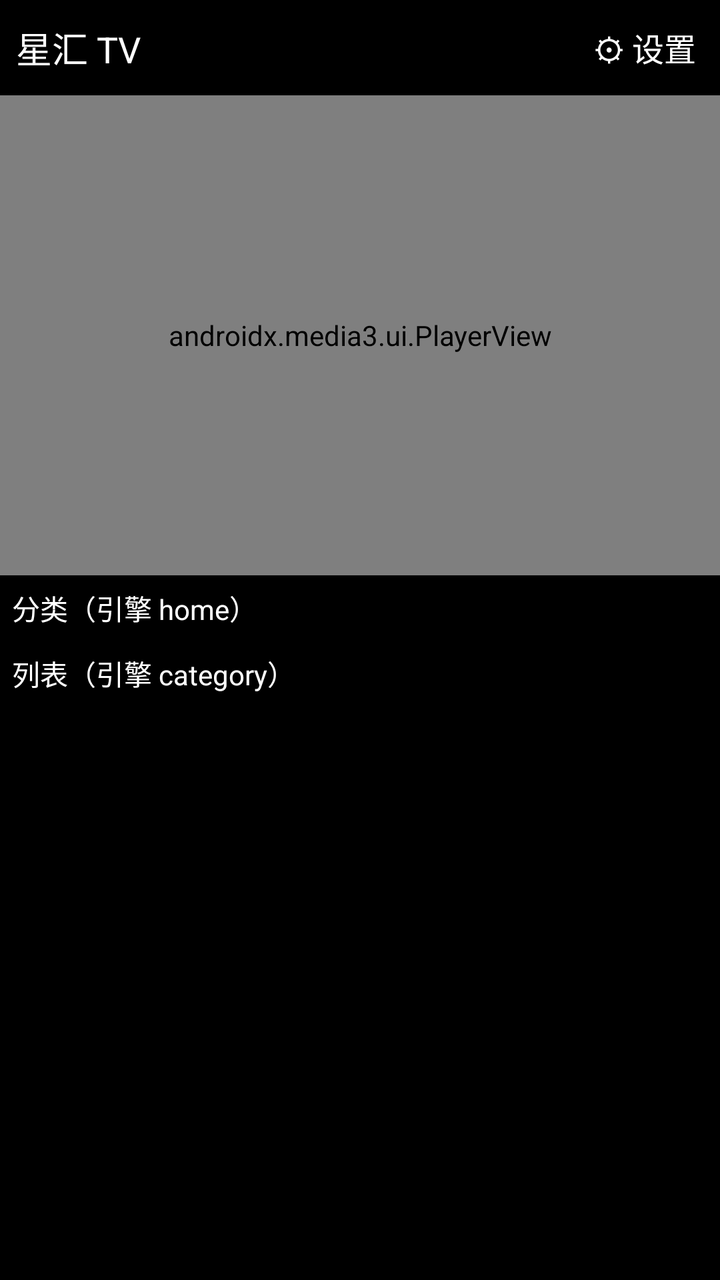
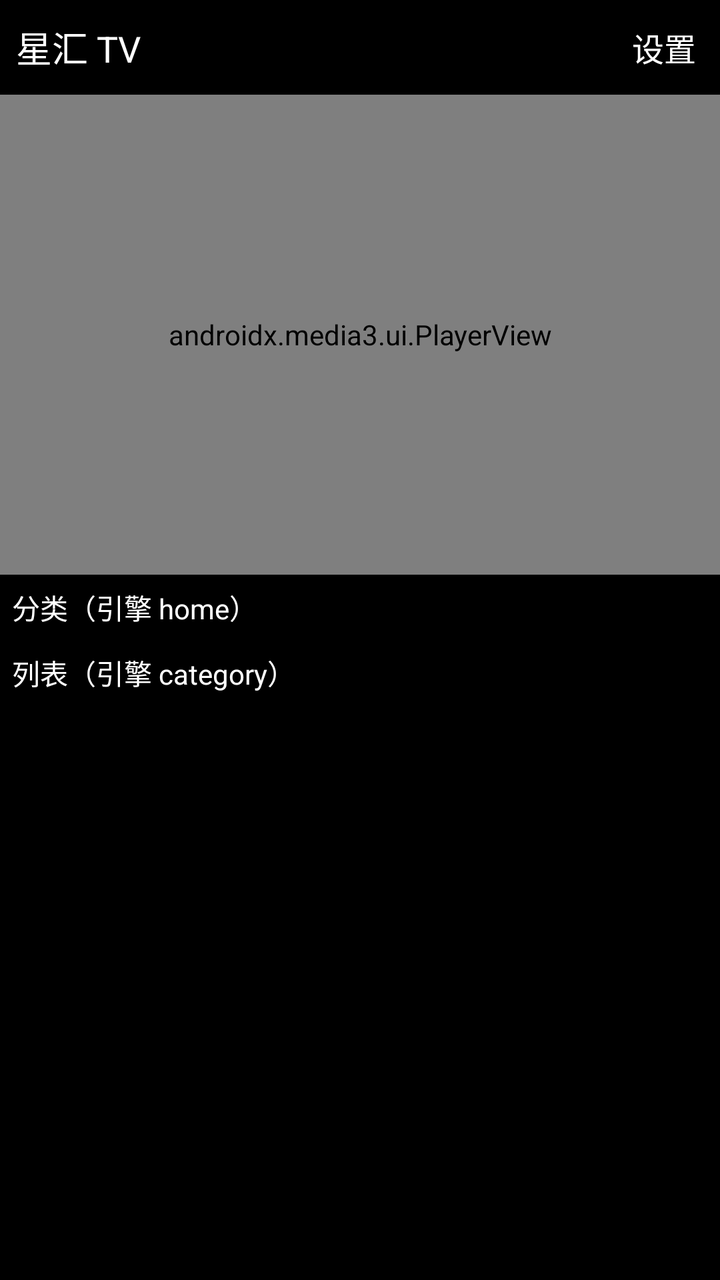

The first picture is an Android layout as it rendered before a commit; the second is the same layout after the commit. The layout source and the unified diff follow.
<!-- AndroidManifest.xml: application theme Theme.TVBox -->
<!-- res/layout/activity_main.xml -->
<?xml version="1.0" encoding="utf-8"?>
<LinearLayout xmlns:android="http://schemas.android.com/apk/res/android"
    android:layout_width="match_parent"
    android:layout_height="match_parent"
    android:orientation="vertical"
    android:background="@android:color/black">

    <LinearLayout
        android:layout_width="match_parent"
        android:layout_height="wrap_content"
        android:orientation="horizontal"
        android:gravity="center_vertical">

        <TextView
            android:id="@+id/title"
            android:layout_width="0dp"
            android:layout_height="wrap_content"
            android:layout_weight="1"
            android:padding="8dp"
            android:textColor="@android:color/white"
            android:textSize="18sp"
            android:text="@string/app_name" />

        <TextView
            android:id="@+id/btnSettings"
            android:layout_width="wrap_content"
            android:layout_height="wrap_content"
            android:padding="12dp"
            android:textColor="@android:color/white"
            android:textSize="16sp"
            android:focusable="true"
            android:clickable="true"
            android:background="@android:color/transparent"
            android:text="⚙ 设置" />

    </LinearLayout>

    <androidx.media3.ui.PlayerView
        android:id="@+id/player"
        android:layout_width="match_parent"
        android:layout_height="240dp"
        android:background="@android:color/black" />

    <TextView
        android:id="@+id/labelCat"
        android:layout_width="match_parent"
        android:layout_height="wrap_content"
        android:padding="6dp"
        android:textColor="@android:color/white"
        android:textSize="14sp"
        android:text="分类（引擎 home）" />

    <androidx.recyclerview.widget.RecyclerView
        android:id="@+id/catList"
        android:layout_width="match_parent"
        android:layout_height="wrap_content"
        android:orientation="horizontal"
        android:clipToPadding="false" />

    <TextView
        android:id="@+id/labelVod"
        android:layout_width="match_parent"
        android:layout_height="wrap_content"
        android:padding="6dp"
        android:textColor="@android:color/white"
        android:textSize="14sp"
        android:text="列表（引擎 category）" />

    <androidx.recyclerview.widget.RecyclerView
        android:id="@+id/vodList"
        android:layout_width="match_parent"
        android:layout_height="0dp"
        android:layout_weight="1"
        android:clipToPadding="false" />

</LinearLayout>
<!-- resources referenced by this layout -->
<resources>
  <string name="app_name">星汇 TV</string>
  <style name="Theme.TVBox" parent="Theme.AppCompat.NoActionBar">
          <item name="android:windowBackground">@android:color/black</item>
      </style>
</resources>

<!-- the commit's change to res/layout/activity_main.xml (unified diff, before → after) -->
@@ -31,7 +31,7 @@
             android:focusable="true"
             android:clickable="true"
             android:background="@android:color/transparent"
-            android:text="⚙ 设置" />
+            android:text="设置" />
 
     </LinearLayout>
 
